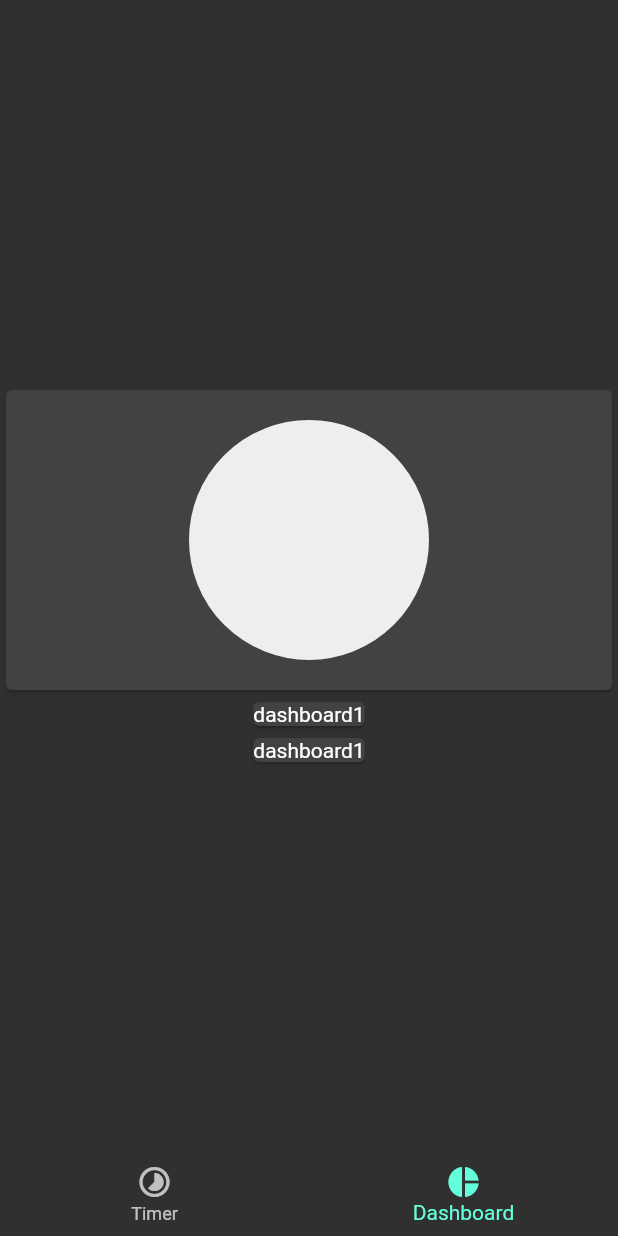
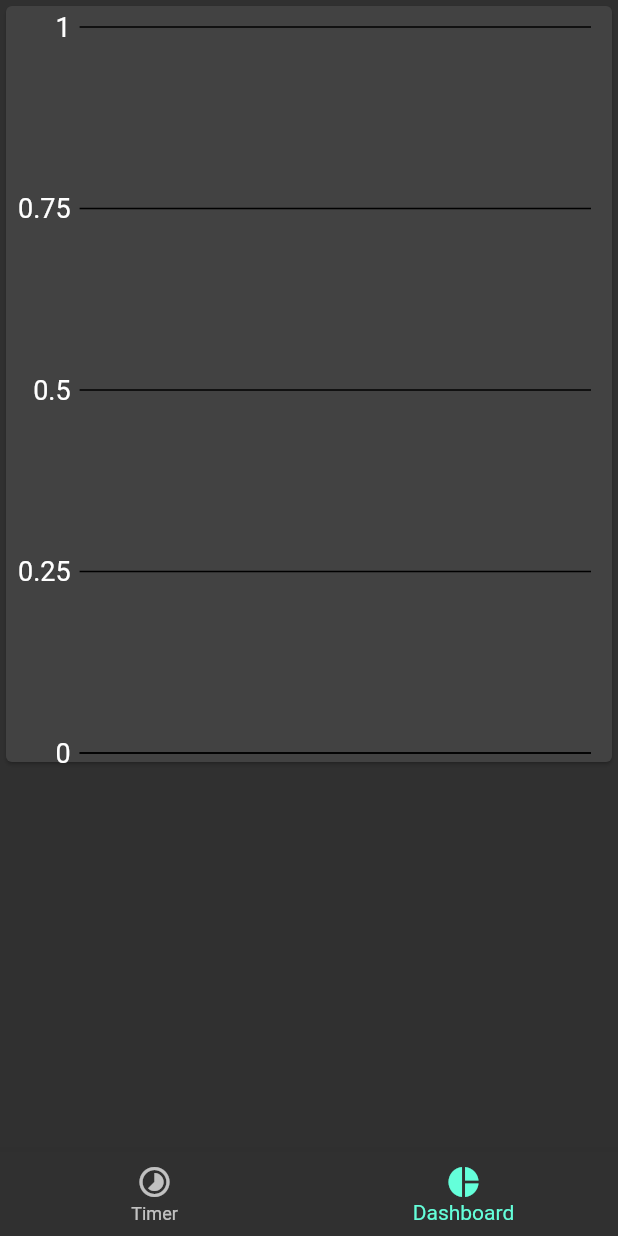
Before and after one commit to oroshazi/trackly, a Flutter app: the screen it shows after launch, item 2 of the bottom bar chosen, on a phone screen of 412 x 824 dp. Run offline on Flutter 3.47's test engine with Material 2 defaults, Android fonts, the phone set to English and light mode, and no system bars; our stand-ins replace charts_flutter, sqflite; accounts and stored records are empty.

Commit message:
Add barChart to dashboard screen: Change duratios's tyoe to new Duration() on Activity model Group same activity durations into one object - so that it dispalys the total time spent on an activity on the chart

```diff
--- a/lib/models/activity_model.dart
+++ b/lib/models/activity_model.dart
@@ -5,7 +5,6 @@ class Activity {
   int id;
   String category;
   String subCategory;
-  // TODO: this should be Duration()
   Duration duration;
   String notes;
   String time;
@@ -25,16 +24,16 @@ class Activity {
     this.id = json[fields.columnId];
     this.category = json[fields.category].toString();
     this.subCategory = json[fields.subCategory];
-    this.duration = this.stringToDuration(json[fields.duration]);
+    this.duration = this._stringToDuration(json[fields.duration]);
     this.notes = json[fields.notes];
     this.date = json[fields.date];
     this.time = json[fields.time];
   }
 
-  Duration stringToDuration(String durationInString) {
+  Duration _stringToDuration(String durationInString) {
     var _durationInDuration;
 
-    // Format: 0:00:04.0000
+    // Duration saved in this format: 0:00:04.0000
     var h = int.parse(durationInString.split(":")[0]);
     var m = int.parse(durationInString.split(":")[1]);
     var s = int.parse(durationInString.split(":")[2].split(".")[0]);
--- a/lib/screens/dashboard_screen.dart
+++ b/lib/screens/dashboard_screen.dart
@@ -1,8 +1,7 @@
-import 'package:charts_flutter/flutter.dart';
 import 'package:flutter/material.dart';
-import 'package:provider/provider.dart';
-import 'package:trackly_app/models/activity_model.dart';
-import 'package:trackly_app/provider/activity_provider.dart';
+import 'package:trackly_app/widgets/activity_list_widget.dart';
+import 'package:trackly_app/widgets/bar_chart_widget.dart';
+import 'package:trackly_app/widgets/layout_wrapper.dart';
 
 class DashboardScreen extends StatefulWidget {
   @override
@@ -12,29 +11,17 @@ class DashboardScreen extends StatefulWidget {
 class _DashboardScreenState extends State<DashboardScreen> {
   @override
   Widget build(BuildContext context) {
-    var data = [
-      new Series(
-        id: "1",
-        data: Provider.of<ActivityProvider>(context).finishedActivities,
-        domainFn: (Activity activity, _) => activity.category,
-        measureFn: (Activity activity, _) => 1,
-      )
-    ];
     return SafeArea(
       bottom: true,
       child: Column(
         crossAxisAlignment: CrossAxisAlignment.center,
         mainAxisAlignment: MainAxisAlignment.center,
         children: <Widget>[
-          Card(
-            child: SizedBox(child: PieChart(data), height: 200,),
+          LayoutWrapper(
+            flex: 2,
+            child: BartChartWidget(),
           ),
-          Card(
-            child: Text("dashboard1"),
-          ),
-          Card(
-            child: Text("dashboard1"),
-          ),
+          LayoutWrapper(child: ActivityListWidget())
         ],
       ),
     );
--- a/lib/screens/timer_screen.dart
+++ b/lib/screens/timer_screen.dart
@@ -6,7 +6,7 @@ import 'package:trackly_app/provider/timer_provider.dart';
 import 'package:trackly_app/widgets/activity_list_widget.dart';
 import 'package:trackly_app/widgets/button_start.dart';
 import 'package:trackly_app/widgets/button_stop.dart';
-// import 'package:trackly_app/widgets/select_category_widget.dart';
+import 'package:trackly_app/widgets/layout_wrapper.dart';
 import 'package:trackly_app/widgets/timer_widget.dart';
 
 class TimerScreen extends StatelessWidget {
@@ -85,15 +85,3 @@ class TimerScreen extends StatelessWidget {
     );
   }
 }
-
-class LayoutWrapper extends StatelessWidget {
-  final Widget child;
-  LayoutWrapper({@required this.child});
-  @override
-  Widget build(BuildContext context) {
-    return Flexible(
-      flex: 1,
-      child: Align(alignment: Alignment.topLeft, child: this.child),
-    );
-  }
-}
--- a/lib/widgets/activity_list_widget.dart
+++ b/lib/widgets/activity_list_widget.dart
@@ -12,7 +12,6 @@ class ActivityListWidget extends StatelessWidget {
             Provider.of<ActivityProvider>(context).finishedActivities;
 
         return Container(
-          // height: 100,
           child: ListView.builder(
             itemCount: activityList.length,
             itemBuilder: (BuildContext context, int index) {
--- /dev/null
+++ b/lib/widgets/bar_chart_widget.dart
@@ -0,0 +1,82 @@
+import 'package:charts_flutter/flutter.dart';
+import 'package:flutter/material.dart';
+import 'package:provider/provider.dart';
+import 'package:trackly_app/models/activity_model.dart';
+import 'package:trackly_app/provider/activity_provider.dart';
+
+class BartChartWidget extends StatelessWidget {
+  @override
+  Widget build(BuildContext context) {
+    var data = [
+      new Series(
+        id: DateTime.now().toString(),
+        data: _groupSameActivityDurations(context),
+        domainFn: (Activity activity, _) => activity.category,
+        measureFn: (Activity activity, _) {
+          return activity.duration.inSeconds;
+        },
+      )
+    ];
+    return Card(
+      child: SizedBox(
+        child: BarChart(
+          data,
+          domainAxis: new OrdinalAxisSpec(
+            renderSpec: new SmallTickRendererSpec(
+              // Tick and Label styling here.
+              labelStyle: TextStyleSpec(
+                  fontSize: 12, // size in Pts.
+                  color: MaterialPalette.white),
+
+              // Change the line colors to match text color.
+              lineStyle: LineStyleSpec(color: MaterialPalette.black),
+            ),
+          ),
+
+          /// Assign a custom style for the measure axis.
+          primaryMeasureAxis: new NumericAxisSpec(
+            renderSpec: new GridlineRendererSpec(
+              // Tick and Label styling here.
+              labelStyle: new TextStyleSpec(
+                fontSize: 18, // size in Pts.
+                color: MaterialPalette.white,
+              ),
+
+              // Change the line colors to match text color.
+              lineStyle: new LineStyleSpec(color: MaterialPalette.black),
+            ),
+          ),
+        ),
+        // height: 400,
+      ),
+    );
+  }
+}
+
+_groupSameActivityDurations(BuildContext context) {
+  var originalList =
+      Provider.of<ActivityProvider>(context, listen: false).finishedActivities;
+  List<Activity> newList = [];
+
+  /// Create list with unique activites.
+  for (var i = 0; i < originalList.length; i++) {
+    newList.firstWhere((item) => item.category == originalList[i].category,
+        orElse: () {
+      newList.add(new Activity(
+          category: originalList[i].category, duration: new Duration()));
+      return null;
+    });
+  }
+
+  /// Check if activity already on the list
+  /// If yes add duration to the activity
+  for (var i = 0; i < originalList.length; i++) {
+    for (var l = 0; l < newList.length; l++) {
+      if (originalList[i].category == newList[l].category) {
+        newList[l].duration = originalList[i].duration + newList[l].duration;
+      }
+    }
+  }
+
+  return newList;
+}
--- /dev/null
+++ b/lib/widgets/layout_wrapper.dart
@@ -0,0 +1,14 @@
+import 'package:flutter/material.dart';
+
+class LayoutWrapper extends StatelessWidget {
+  final Widget child;
+  final int flex;
+  LayoutWrapper({@required this.child, this.flex});
+  @override
+  Widget build(BuildContext context) {
+    return Flexible(
+      flex: this.flex == null ? 1 : flex,
+      child: Align(alignment: Alignment.topLeft, child: this.child),
+    );
+  }
+}
```
